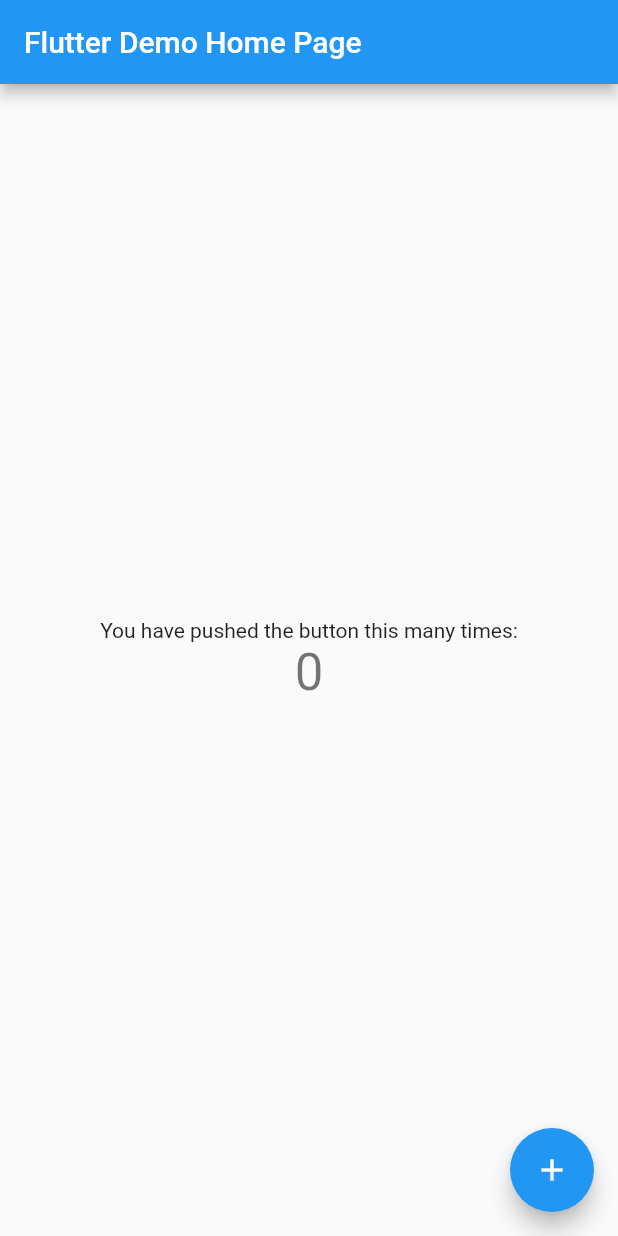
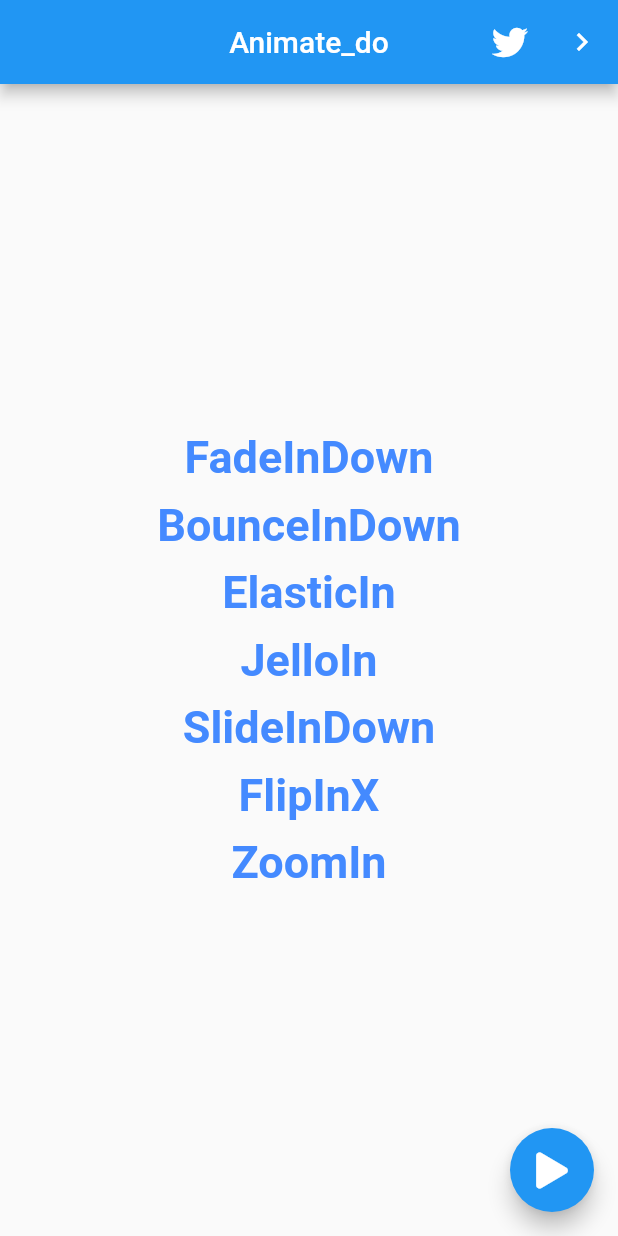
Before and after one commit to hernan74/animate_do, a Flutter app: the screen it shows after launch, on a phone screen of 412 x 824 dp. Run offline on Flutter 3.47's test engine with Material 2 defaults, Android fonts, the phone set to English and light mode, and no system bars; our stand-ins replace animate_do, font_awesome_flutter.

Commit message:
se termino la seccion

```diff
--- a/lib/main.dart
+++ b/lib/main.dart
@@ -1,113 +1,16 @@
+import 'package:animate_do_app/src/pages/pagina1_page.dart';
 import 'package:flutter/material.dart';
 
-void main() {
-  runApp(MyApp());
-}
+void main() => runApp(MyApp());
 
 class MyApp extends StatelessWidget {
-  // This widget is the root of your application.
   @override
   Widget build(BuildContext context) {
     return MaterialApp(
-      title: 'Flutter Demo',
-      theme: ThemeData(
-        // This is the theme of your application.
-        //
-        // Try running your application with "flutter run". You'll see the
-        // application has a blue toolbar. Then, without quitting the app, try
-        // changing the primarySwatch below to Colors.green and then invoke
-        // "hot reload" (press "r" in the console where you ran "flutter run",
-        // or simply save your changes to "hot reload" in a Flutter IDE).
-        // Notice that the counter didn't reset back to zero; the application
-        // is not restarted.
-        primarySwatch: Colors.blue,
-      ),
-      home: MyHomePage(title: 'Flutter Demo Home Page'),
+      debugShowCheckedModeBanner: false,
+      title: ' Animate_do',
+      initialRoute: '/',
+      routes: {'/': (_) => Pagina1Page()},
     );
   }
 }
-
-class MyHomePage extends StatefulWidget {
-  MyHomePage({Key key, this.title}) : super(key: key);
-
-  // This widget is the home page of your application. It is stateful, meaning
-  // that it has a State object (defined below) that contains fields that affect
-  // how it looks.
-
-  // This class is the configuration for the state. It holds the values (in this
-  // case the title) provided by the parent (in this case the App widget) and
-  // used by the build method of the State. Fields in a Widget subclass are
-  // always marked "final".
-
-  final String title;
-
-  @override
-  _MyHomePageState createState() => _MyHomePageState();
-}
-
-class _MyHomePageState extends State<MyHomePage> {
-  int _counter = 0;
-
-  void _incrementCounter() {
-    setState(() {
-      // This call to setState tells the Flutter framework that something has
-      // changed in this State, which causes it to rerun the build method below
-      // so that the display can reflect the updated values. If we changed
-      // _counter without calling setState(), then the build method would not be
-      // called again, and so nothing would appear to happen.
-      _counter++;
-    });
-  }
-
-  @override
-  Widget build(BuildContext context) {
-    // This method is rerun every time setState is called, for instance as done
-    // by the _incrementCounter method above.
-    //
-    // The Flutter framework has been optimized to make rerunning build methods
-    // fast, so that you can just rebuild anything that needs updating rather
-    // than having to individually change instances of widgets.
-    return Scaffold(
-      appBar: AppBar(
-        // Here we take the value from the MyHomePage object that was created by
-        // the App.build method, and use it to set our appbar title.
-        title: Text(widget.title),
-      ),
-      body: Center(
-        // Center is a layout widget. It takes a single child and positions it
-        // in the middle of the parent.
-        child: Column(
-          // Column is also a layout widget. It takes a list of children and
-          // arranges them vertically. By default, it sizes itself to fit its
-          // children horizontally, and tries to be as tall as its parent.
-          //
-          // Invoke "debug painting" (press "p" in the console, choose the
-          // "Toggle Debug Paint" action from the Flutter Inspector in Android
-          // Studio, or the "Toggle Debug Paint" command in Visual Studio Code)
-          // to see the wireframe for each widget.
-          //
-          // Column has various properties to control how it sizes itself and
-          // how it positions its children. Here we use mainAxisAlignment to
-          // center the children vertically; the main axis here is the vertical
-          // axis because Columns are vertical (the cross axis would be
-          // horizontal).
-          mainAxisAlignment: MainAxisAlignment.center,
-          children: <Widget>[
-            Text(
-              'You have pushed the button this many times:',
-            ),
-            Text(
-              '$_counter',
-              style: Theme.of(context).textTheme.headline4,
-            ),
-          ],
-        ),
-      ),
-      floatingActionButton: FloatingActionButton(
-        onPressed: _incrementCounter,
-        tooltip: 'Increment',
-        child: Icon(Icons.add),
-      ), // This trailing comma makes auto-formatting nicer for build methods.
-    );
-  }
-}
--- /dev/null
+++ b/lib/src/pages/pagina1_page.dart
@@ -0,0 +1,114 @@
+import 'package:animate_do/animate_do.dart';
+import 'package:animate_do_app/src/pages/navegacion_page.dart';
+import 'package:animate_do_app/src/pages/twiter_page.dart';
+import 'package:flutter/cupertino.dart';
+import 'package:flutter/material.dart';
+import 'package:font_awesome_flutter/font_awesome_flutter.dart';
+
+class Pagina1Page extends StatelessWidget {
+  @override
+  Widget build(BuildContext context) {
+    return Scaffold(
+      appBar: AppBar(
+        title: FadeIn(
+            duration: Duration(milliseconds: 1000), child: Text('Animate_do')),
+        centerTitle: true,
+        actions: [
+          IconButton(
+              onPressed: () {
+                Navigator.push(
+                    context,
+                    CupertinoPageRoute(
+                        builder: (BuildContext context) => TwiterPage()));
+              },
+              icon: FaIcon(FontAwesomeIcons.twitter)),
+          SlideInLeft(
+            from: 50,
+            child: IconButton(
+                onPressed: () {
+                  Navigator.push(
+                      context,
+                      CupertinoPageRoute(
+                          builder: (BuildContext context) => Pagina1Page()));
+                },
+                icon: Icon(Icons.navigate_next)),
+          )
+        ],
+      ),
+      body: Center(
+        child: Column(
+          mainAxisAlignment: MainAxisAlignment.center,
+          children: <Widget>[
+            FadeInDown(
+              delay: Duration(milliseconds: 200),
+              child: _contenido('FadeInDown'),
+            ),
+            SizedBox(
+              height: 10.0,
+            ),
+            BounceInDown(
+              delay: Duration(milliseconds: 800),
+              child: _contenido('BounceInDown'),
+            ),
+            SizedBox(
+              height: 10.0,
+            ),
+            ElasticIn(
+              delay: Duration(milliseconds: 800),
+              child: _contenido('ElasticIn'),
+            ),
+            SizedBox(
+              height: 10.0,
+            ),
+            JelloIn(
+              delay: Duration(milliseconds: 800),
+              child: _contenido('JelloIn'),
+            ),
+            SizedBox(
+              height: 10.0,
+            ),
+            SlideInDown(
+              delay: Duration(milliseconds: 800),
+              child: _contenido('SlideInDown'),
+            ),
+            SizedBox(
+              height: 10.0,
+            ),
+            FlipInX(
+              delay: Duration(milliseconds: 800),
+              child: _contenido('FlipInX'),
+            ),
+            SizedBox(
+              height: 10.0,
+            ),
+            ZoomIn(
+              delay: Duration(milliseconds: 800),
+              child: _contenido('ZoomIn'),
+            ),
+          ],
+        ),
+      ),
+      floatingActionButton: ElasticInRight(
+        child: FloatingActionButton(
+          child: FaIcon(FontAwesomeIcons.play),
+          onPressed: () {
+            Navigator.push(
+                context,
+                MaterialPageRoute(
+                    builder: (BuildContext context) => NavegacionPage()));
+          },
+        ),
+      ),
+    );
+  }
+
+  Widget _contenido(String titulo) {
+    return Text(
+      titulo,
+      style: TextStyle(
+          fontSize: 30.0,
+          fontWeight: FontWeight.bold,
+          color: Colors.blueAccent),
+    );
+  }
+}
--- a/pubspec.yaml
+++ b/pubspec.yaml
@@ -28,6 +28,9 @@ dependencies:
   # The following adds the Cupertino Icons font to your application.
   # Use with the CupertinoIcons class for iOS style icons.
   cupertino_icons: ^1.0.2
+  animate_do: ^2.0.0
+  font_awesome_flutter: ^9.0.0
+  provider: ^5.0.0
 
 dev_dependencies:
   flutter_test:
```
Also changed, not shown: lib/src/pages/navegacion_page.dart (added, +98 -0 lines), lib/src/pages/twiter_page.dart (added, +37 -0 lines), pubspec.lock.
